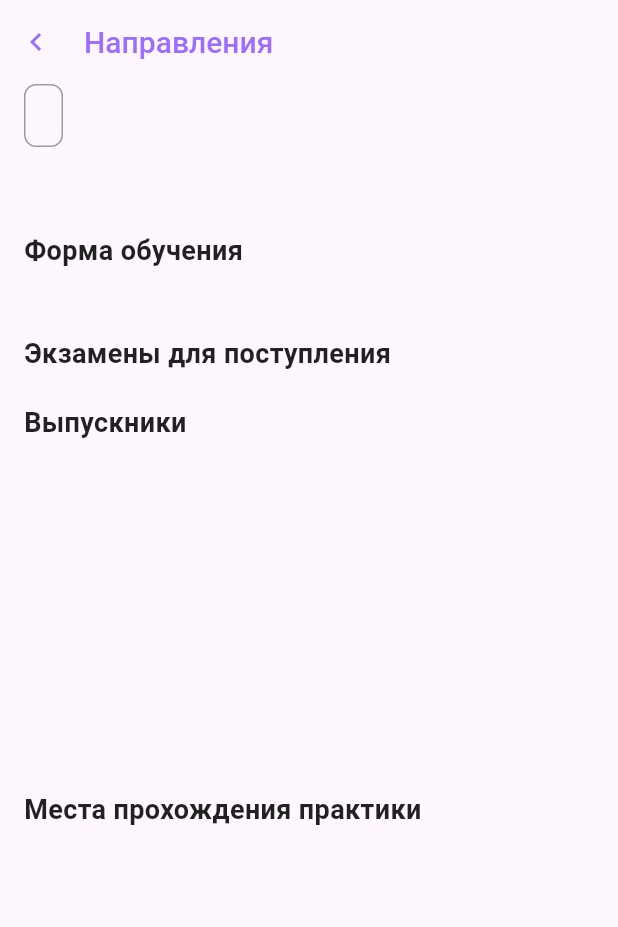
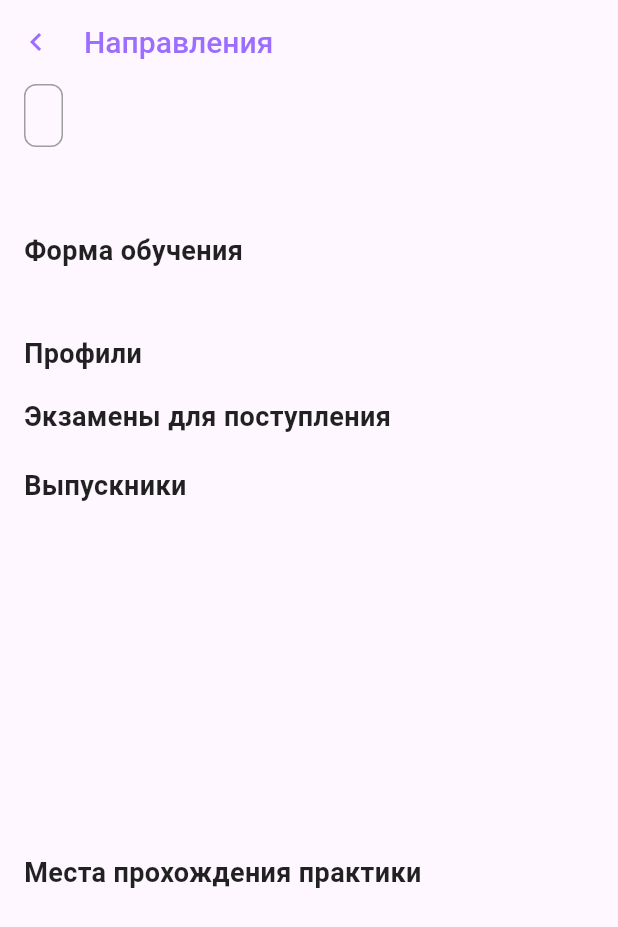
Before and after one commit to bushuevmaxim/entrant-app, a Flutter app: the ProgrammContent widget shown alone on an empty page, opened directly with empty values, on a phone screen of 412 x 824 dp. Shown: the top 927 px of the screen. Run offline on Flutter 3.47's test engine with Material 3 defaults, Android fonts, the phone set to English and light mode, and no system bars; our stand-ins replace bloc, flutter_bloc, freezed_annotation, go_router, isar; accounts and stored records are empty; generated files the repository leaves out were written again.

Commit message:
Add profile section title

```diff
--- a/lib/src/features/detailed_programm/presentation/detailed_programm_page.dart
+++ b/lib/src/features/detailed_programm/presentation/detailed_programm_page.dart
@@ -85,6 +85,14 @@ class ProgrammContent extends StatelessWidget {
             title: 'Форма обучения',
             content: Subtitle(
               content: programm.educationLevel,
+            ),
+          ),
+        ),
+        const SliverToBoxAdapter(
+          child: Padding(
+            padding: EdgeInsets.symmetric(horizontal: 16.0, vertical: 8.0),
+            child: InfoSectionTitle(
+              title: 'Профили',
             ),
           ),
         ),
```
